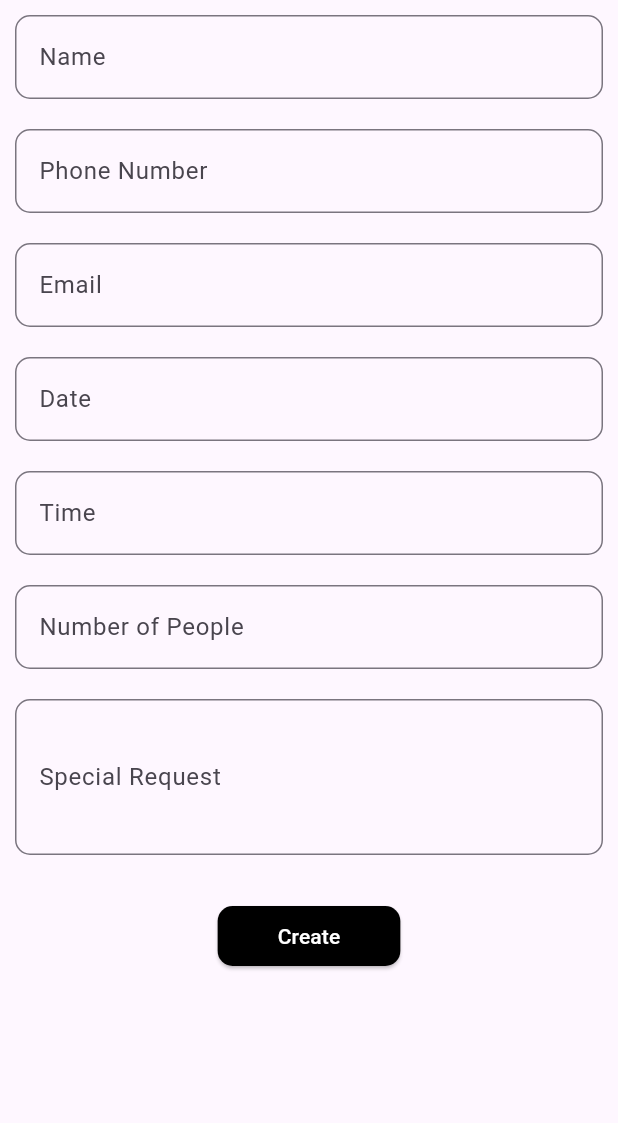
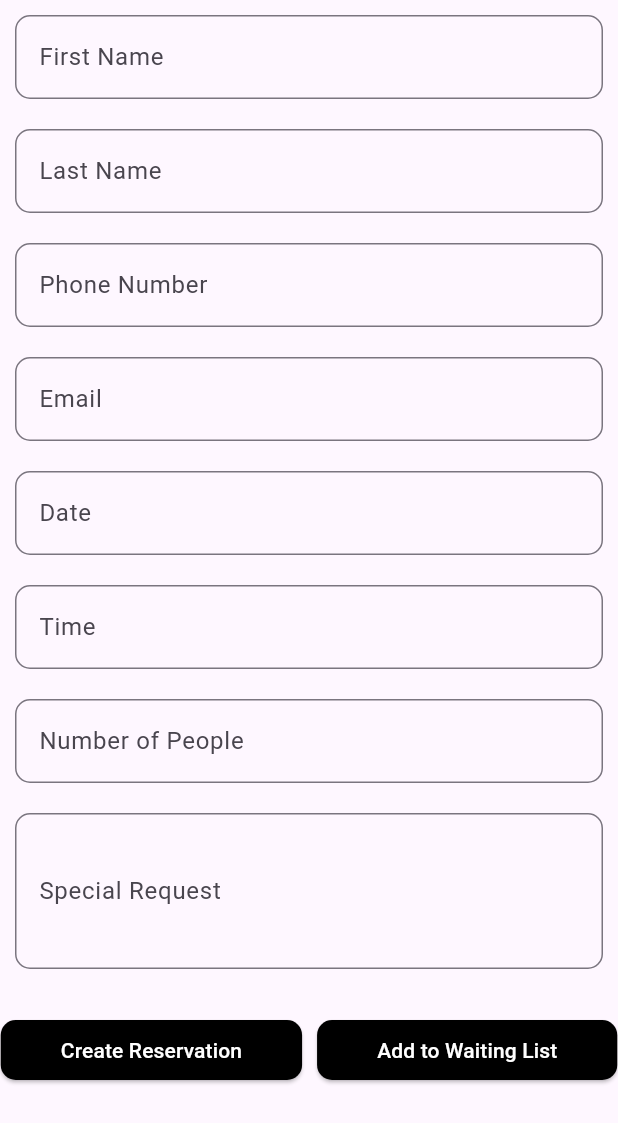
Before and after one commit to mousumi2002/Swift-Reservation, a Flutter app: the CreateReservationPage screen opened directly, on a phone screen of 412 x 824 dp. Shown: the top 1123 px of the screen. Run offline on Flutter 3.47's test engine with Material 3 defaults, Android fonts, the phone set to English and light mode, and no system bars; our stand-ins replace cloud_firestore, firebase_auth, firebase_core, flutter_bloc, freezed_annotation, hydrated_bloc; accounts and stored records are empty.

Commit message:
Feat: Create reservation

```diff
--- /dev/null
+++ b/lib/features/reservation/bloc/reservation_cubit.dart
@@ -0,0 +1,35 @@
+import 'package:cloud_firestore/cloud_firestore.dart';
+import 'package:firebase_auth/firebase_auth.dart';
+import 'package:flutter_bloc/flutter_bloc.dart';
+import 'package:freezed_annotation/freezed_annotation.dart';
+part 'reservation_cubit.freezed.dart';
+part 'reservation_cubit.g.dart';
+
+@freezed
+class ReservationState with _$ReservationState {
+  factory ReservationState({
+    @Default(false) final bool isLoading,
+}) = _ReservationState;
+  factory ReservationState.fromJson(Map<String, Object?> json) =>
+      _$ReservationStateFromJson(json);
+}
+
+class ReservationCubit extends Cubit<ReservationState> {
+  ReservationCubit() : super(ReservationState()); // Default screen
+
+  Future<void> createReservation(Map<String,dynamic> reservationData,
+      {bool isWaiting = false}) async{
+    final firestore = FirebaseFirestore.instance;
+    final uid = FirebaseAuth.instance.currentUser?.uid;
+    final collectionRef = firestore.collection('business_reservations/$uid/reservations');
+    final reservationDocRef = collectionRef.doc();
+    emit(state.copyWith(isLoading: true));
+    await reservationDocRef.set({
+      'id': reservationDocRef.id,
+      'creationDate': DateTime.now(),
+      ...reservationData,
+      'status' : isWaiting ? 'waiting' : 'confirmed',
+    });
+    emit(state.copyWith(isLoading: false));
+  }
+}
--- a/lib/features/reservation/presentation/pages/create_reservation_page.dart
+++ b/lib/features/reservation/presentation/pages/create_reservation_page.dart
@@ -1,5 +1,8 @@
 import 'package:flutter/material.dart';
+import 'package:flutter_bloc/flutter_bloc.dart';
 import 'package:intl/intl.dart';
+
+import '../../bloc/reservation_cubit.dart';
 
 class CreateReservationPage extends StatefulWidget {
   const CreateReservationPage({super.key});
@@ -13,7 +16,8 @@ class _CreateReservationPageState extends State<CreateReservationPage> {
   final formKey = GlobalKey<FormState>();
   final dateController = TextEditingController();
   final timeController = TextEditingController();
-  final nameController = TextEditingController();
+  final firstNameController = TextEditingController();
+  final lastNameController = TextEditingController();
   final phoneNumberController = TextEditingController();
   final emailController = TextEditingController();
   final numberOfPeopleController = TextEditingController();
@@ -47,9 +51,22 @@ class _CreateReservationPageState extends State<CreateReservationPage> {
     }
   }
 
+  void clearForm(){
+    firstNameController.clear();
+    lastNameController.clear();
+    phoneNumberController.clear();
+    emailController.clear();
+    dateController.clear();
+    timeController.clear();
+    numberOfPeopleController.clear();
+    specialRequestController.clear();
+  }
+
   @override
   Widget build(BuildContext context) {
-    return Scaffold(
+    return BlocProvider<ReservationCubit>(
+      create: (context) => ReservationCubit(),
+      child: Scaffold(
         body: Form(
           key: formKey,
           child: SingleChildScrollView(
@@ -61,16 +78,34 @@ class _CreateReservationPageState extends State<CreateReservationPage> {
                   child: TextFormField(
                     validator: (value) {
                       if (value == null || value.isEmpty) {
-                      return 'Please enter your name';
+                        return 'Please enter your first name';
                       }
                       return null;
                     },
-                  controller: nameController,
+                    controller: firstNameController,
                     decoration: const InputDecoration(
                       border: OutlineInputBorder(
                         borderRadius: BorderRadius.all(Radius.circular(10)),
                       ),
-                    labelText: 'Name',
+                      labelText: 'First Name',
+                    ),
+                  ),
+                ),
+                Padding(
+                  padding: const EdgeInsets.all(10.0),
+                  child: TextFormField(
+                    validator: (value) {
+                      if (value == null || value.isEmpty) {
+                        return 'Please enter your last name';
+                      }
+                      return null;
+                    },
+                    controller: lastNameController,
+                    decoration: const InputDecoration(
+                      border: OutlineInputBorder(
+                        borderRadius: BorderRadius.all(Radius.circular(10)),
+                      ),
+                      labelText: 'Last Name',
                     ),
                   ),
                 ),
@@ -189,18 +224,86 @@ class _CreateReservationPageState extends State<CreateReservationPage> {
                   ),
                 ),
                 const SizedBox(height: 20),
-              ElevatedButton(onPressed: (){
-                if(formKey.currentState!.validate()){
-                  Navigator.pop(context);
+                BlocBuilder<ReservationCubit, ReservationState>(
+                  builder: (context, state) {
+                    return state.isLoading
+                        ? const CircularProgressIndicator()
+                        : Row(
+                            mainAxisAlignment: MainAxisAlignment.center,
+                            children: [
+                              ElevatedButton(
+                                onPressed: () async{
+                                  if (formKey.currentState!.validate()) {
+                                    await context
+                                        .read<ReservationCubit>()
+                                        .createReservation({
+                                      'firstName': firstNameController.text,
+                                      'lastName': lastNameController.text,
+                                      'phoneNumber': phoneNumberController.text,
+                                      'email': emailController.text,
+                                      'date': dateController.text,
+                                      'time': timeController.text,
+                                      'numberOfPeople':
+                                          numberOfPeopleController.text,
+                                      'specialRequest':
+                                          specialRequestController.text,
+                                    });
+                                    clearForm();
                                   }
-              }, style: ElevatedButton.styleFrom(
+                                },
+                                style: ElevatedButton.styleFrom(
                                   backgroundColor: Colors.black,
-                padding: const EdgeInsets.symmetric(horizontal: 40, vertical: 10),
+                                  padding: const EdgeInsets.symmetric(
+                                      horizontal: 40, vertical: 10),
                                   shape: RoundedRectangleBorder(
                                     borderRadius: BorderRadius.circular(10),
                                   ),
-              ), child: const Text('Create',style: TextStyle(color: Colors.white),),),
+                                ),
+                                child: const Text(
+                                  'Create Reservation',
+                                  style: TextStyle(color: Colors.white),
+                                ),
+                              ),
+                              const SizedBox(width: 10),
+                              ElevatedButton(
+                                onPressed: () async{
+                                  if (formKey.currentState!.validate()) {
+                                    await context
+                                        .read<ReservationCubit>()
+                                        .createReservation({
+                                      'firstName': firstNameController.text,
+                                      'lastName': lastNameController.text,
+                                      'phoneNumber': phoneNumberController.text,
+                                      'email': emailController.text,
+                                      'date': dateController.text,
+                                      'time': timeController.text,
+                                      'numberOfPeople':
+                                          numberOfPeopleController.text,
+                                      'specialRequest':
+                                          specialRequestController.text,
+                                    }, isWaiting: true);
+                                    clearForm();
+                                  }
+                                },
+                                style: ElevatedButton.styleFrom(
+                                  backgroundColor: Colors.black,
+                                  padding: const EdgeInsets.symmetric(
+                                      horizontal: 40, vertical: 10),
+                                  shape: RoundedRectangleBorder(
+                                    borderRadius: BorderRadius.circular(10),
+                                  ),
+                                ),
+                                child: const Text(
+                                  'Add to Waiting List',
+                                  style: TextStyle(color: Colors.white),
+                                ),
+                              ),
                             ],
+                          );
+                  },
+                ),
+              ],
+            ),
           ),
         ),
       ),
```
Also changed, not shown: lib/features/reservation/bloc/reservation_cubit.freezed.dart (added), lib/features/reservation/bloc/reservation_cubit.g.dart (added). Lines whose indentation alone changed are shown as unchanged.
